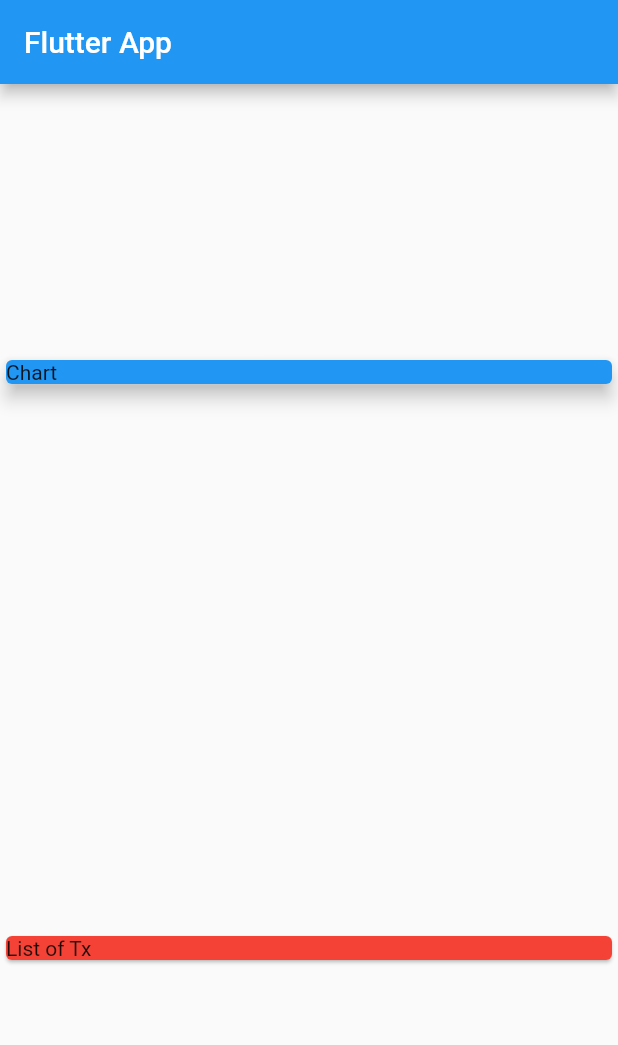
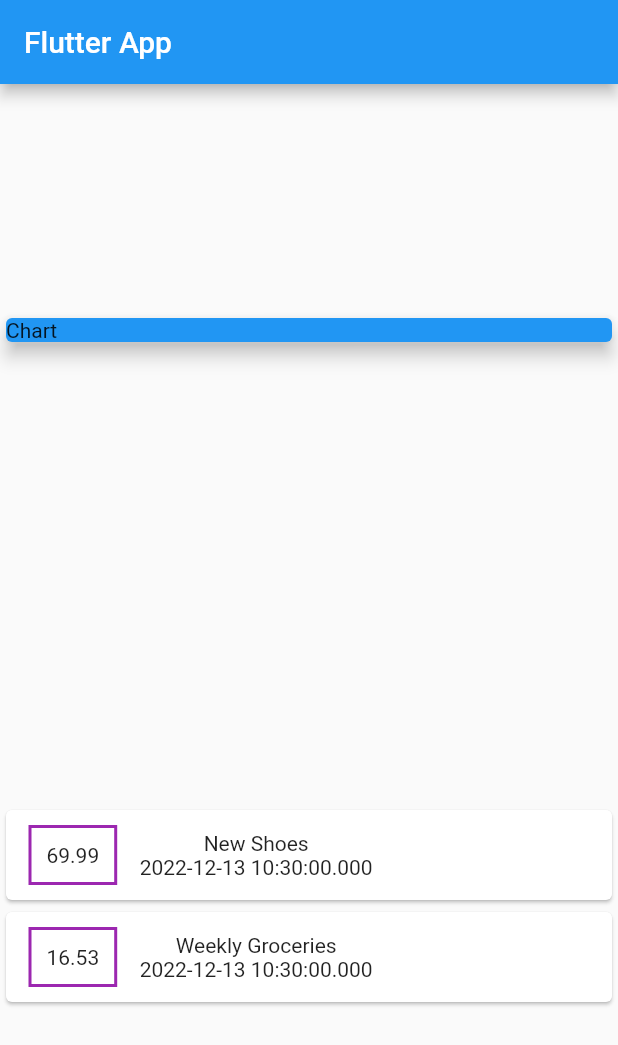
Before and after one commit to josemlegal/personal_expenses_app_flutter, a Flutter app: the screen it shows after launch, on a phone screen of 412 x 824 dp. Shown: the top 1045 px of the screen. Run offline on Flutter 3.47's test engine with Material 2 defaults, Android fonts, the phone set to English and light mode, and no system bars.

Commit message:
Added the price container and columns for tx

```diff
--- a/lib/main.dart
+++ b/lib/main.dart
@@ -51,9 +51,37 @@ class MyHomePage extends StatelessWidget {
               elevation: 5,
             ),
           ),
-          Card(
-            color: Colors.red,
-            child: Text('List of Tx'),
+          Column(
+            children: transactions.map((tx) {
+              return Card(
+                child: Row(
+                  children: [
+                    Container(
+                      margin: const EdgeInsets.symmetric(
+                        vertical: 10,
+                        horizontal: 15,
+                      ),
+                      decoration: BoxDecoration(
+                        border: Border.all(
+                          color: Colors.purple,
+                          width: 2,
+                        ),
+                      ),
+                      padding: const EdgeInsets.all(10),
+                      child: Text(
+                        tx.amount.toString(),
+                      ),
+                    ),
+                    Column(
+                      children: [
+                        Text(tx.title),
+                        Text(tx.date.toString()),
+                      ],
+                    ),
+                  ],
+                ),
+              );
+            }).toList(),
           ),
         ],
       ),
```
